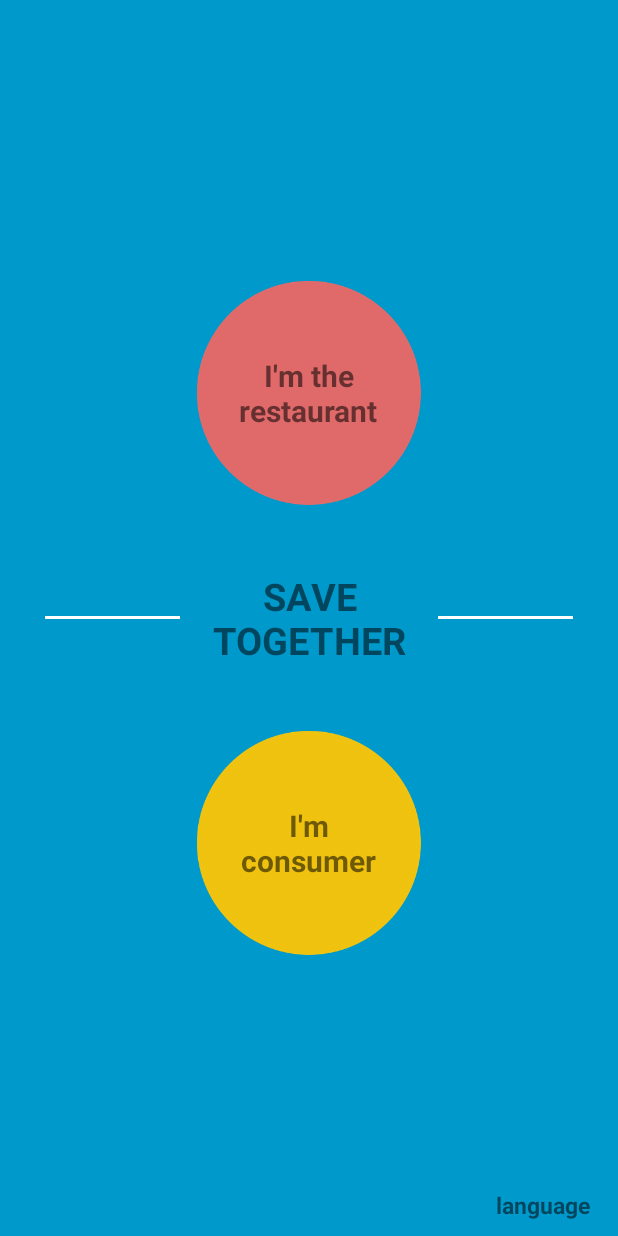
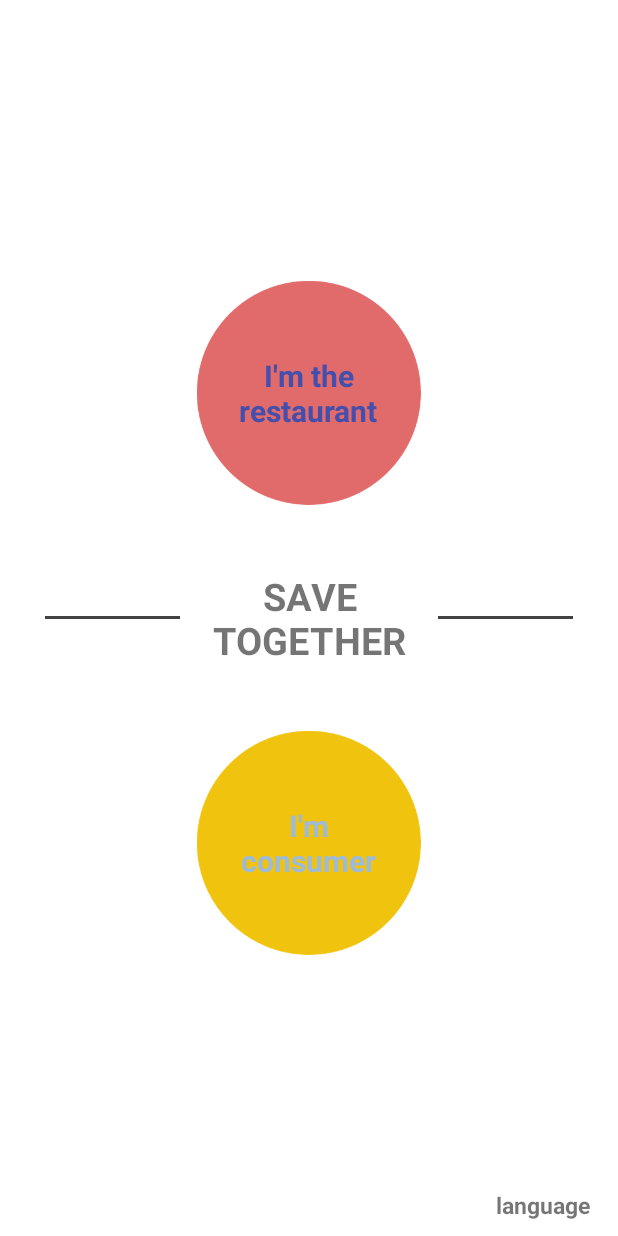
Before and after one commit to Jaylers/save-together, an Android app: the screen it shows after launch (SplashActivity), on a phone screen of 412 x 824 dp. Run offline under Robolectric (Android 15) with nearby library versions, the phone set to English and light mode, and no system bars; our stand-ins replace ButterKnife, Firebase (no records; nobody signed in at launch, a user with empty details on screens opened directly).

Commit message:
re design

```diff
--- a/app/src/main/res/layout/activity_splash.xml
+++ b/app/src/main/res/layout/activity_splash.xml
@@ -2,7 +2,7 @@
     xmlns:tools="http://schemas.android.com/tools"
     android:layout_width="match_parent"
     android:layout_height="match_parent"
-    android:background="@color/colorBlueDtac"
+    android:background="@color/colorWhite"
     android:id="@+id/frame_fragment_base_auth"
     tools:context="me.srichomthong.savetogether.SplashActivity">
 
--- a/app/src/main/res/layout/fragment_together_base_auth.xml
+++ b/app/src/main/res/layout/fragment_together_base_auth.xml
@@ -2,13 +2,14 @@
     xmlns:tools="http://schemas.android.com/tools"
     android:layout_width="match_parent"
     android:layout_height="match_parent"
+    android:background="@color/colorWhite"
     tools:context="me.srichomthong.savetogether.center.BaseAuthFragment">
 
     <RelativeLayout xmlns:android="http://schemas.android.com/apk/res/android"
         xmlns:tools="http://schemas.android.com/tools"
         android:layout_width="match_parent"
         android:layout_height="match_parent"
-        android:background="@color/colorBlueDtac">
+        android:background="@color/colorWhite">
         <View
             android:id="@+id/line_left"
             android:layout_width="90dp"
@@ -16,7 +17,7 @@
             android:layout_marginStart="30dp"
             android:layout_alignParentStart="true"
             android:layout_centerInParent="true"
-            android:background="@color/colorWhite"/>
+            android:background="@color/colorGray"/>
 
         <View
             android:id="@+id/line_right"
@@ -25,20 +26,21 @@
             android:layout_marginEnd="30dp"
             android:layout_alignParentEnd="true"
             android:layout_centerInParent="true"
-            android:background="@color/colorWhite"/>
+            android:background="@color/colorGray"/>
 
         <TextView
             android:id="@+id/txt_app_name"
             android:layout_width="match_parent"
             android:layout_height="100dp"
-            android:layout_centerInParent="true"
+            android:layout_alignParentStart="true"
+            android:layout_centerVertical="true"
+            android:gravity="center"
+            android:padding="5dp"
+            android:text="@string/app_name_double_line"
             android:textAlignment="center"
             android:textAllCaps="true"
-            android:gravity="center"
             android:textSize="25sp"
-            android:padding="5dp"
-            android:textStyle="bold"
-            android:text="@string/app_name_double_line"/>
+            android:textStyle="bold" />
 
         <TextView
             android:id="@+id/txt_language_setting"
@@ -66,14 +68,17 @@
                 android:layout_centerVertical="true"
                 android:layout_margin="25dp"
                 android:src="@drawable/ic_oval_pink" />
+
             <TextView
                 android:layout_width="wrap_content"
                 android:layout_height="wrap_content"
-                android:layout_centerInParent="true"
-                android:textStyle="bold"
+                android:layout_centerHorizontal="true"
+                android:layout_centerVertical="true"
+                android:text="@string/auth_message_im_the_restaurant"
+                android:textColor="@color/color_restaurant_text"
                 android:textAlignment="center"
                 android:textSize="20sp"
-                android:text="@string/auth_message_im_the_restaurant"/>
+                android:textStyle="bold" />
         </RelativeLayout>
 
         <RelativeLayout
@@ -98,6 +103,7 @@
                     android:layout_height="wrap_content"
                     android:layout_centerInParent="true"
                     android:textStyle="bold"
+                    android:textColor="@color/color_customer_text"
                     android:textAlignment="center"
                     android:textSize="20sp"
                     android:text="@string/auth_message_im_consumer"/>
--- a/app/src/main/res/values/colors.xml
+++ b/app/src/main/res/values/colors.xml
@@ -45,5 +45,8 @@
     <color name="white_alpha">#20FFFFFF</color>
     <color name="gray_overlay">#FF888888</color>
     <color name="color_customer_theme">#f1c40f</color>
+    <color name="color_customer_text">#9dbbd8</color>
     <color name="color_restaurant_theme">#e26a6a</color>
+    <color name="color_restaurant_text">#444fad</color>
+
 </resources>
--- a/app/src/main/res/values/strings.xml
+++ b/app/src/main/res/values/strings.xml
@@ -1,6 +1,7 @@
 <resources>
     <string name="app_name">Save Together</string>
     <string name="app_name_double_line">Save\nTogether</string>
+    <string name="team_name">Save Yours World</string>
 
     //Auth
     <string name="auth_message_user_gmail">User Gmail Account</string>
@@ -61,6 +62,10 @@
     <string name="language_thailand"> ภาษาไทย</string>
     <string name="language_english"> English</string>
 
-    <!-- TODO: Remove or change this placeholder text -->
-    <string name="hello_blank_fragment">Hello blank fragment</string>
+    <string name="title_activity_customer_main">CustomerMainActivity</string>
+    <string name="customer_main_title_home">Home</string>
+    <string name="customer_main_title_review">Review</string>
+    <string name="customer_main_title_near_by">Near By</string>
+    <string name="customer_main_title_save">Save</string>
+    <string name="customer_main_title_profile">Profile</string>
 </resources>
```
